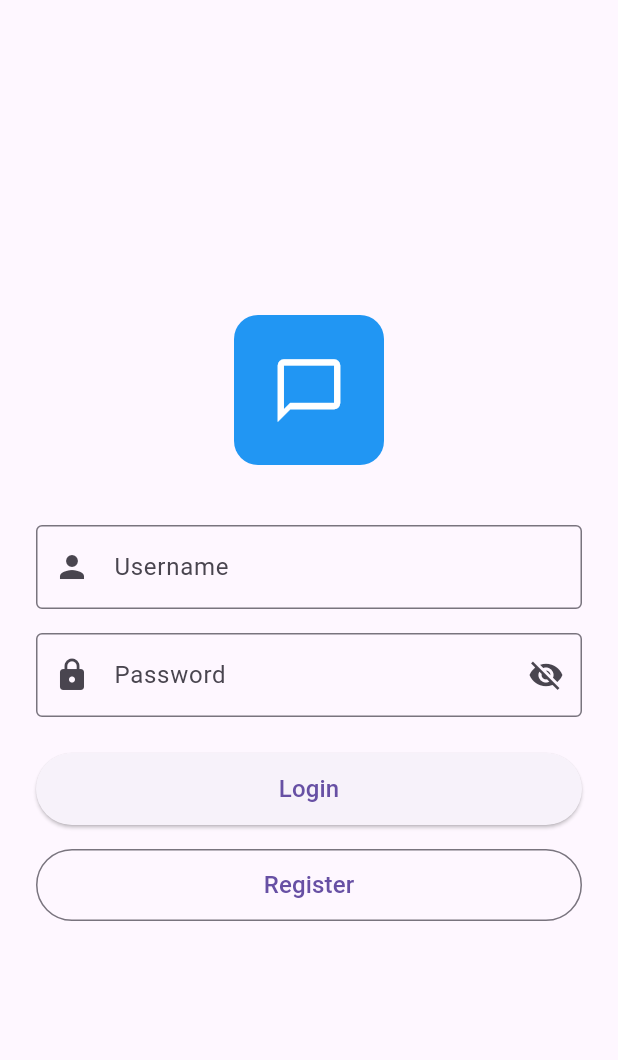
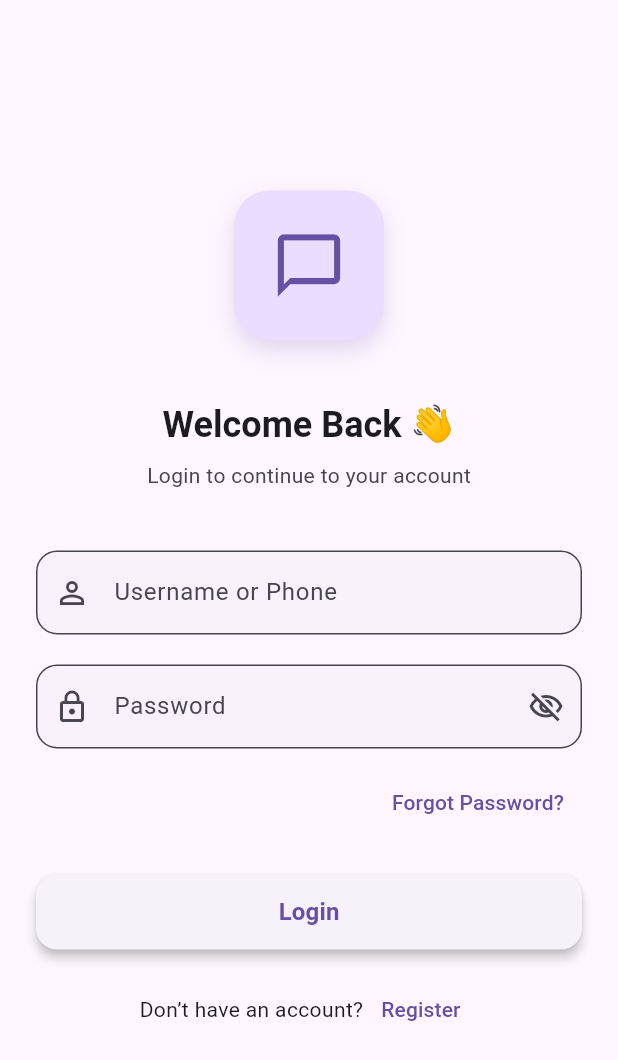
Before and after one commit to Tshewang2022/voice, a Flutter app: the screen it shows after launch, on a phone screen of 412 x 824 dp. Shown: the top 1060 px of the screen. Run offline on Flutter 3.47's test engine with Material 3 defaults, Android fonts, the phone set to English and light mode, and no system bars.

Commit message:
updated the code

```diff
--- a/frontend/lib/screens/auth/login.dart
+++ b/frontend/lib/screens/auth/login.dart
@@ -2,8 +2,6 @@ import 'package:flutter/material.dart';
 import 'package:http/http.dart' as http;
 import 'dart:convert';
 
-// localhost://3000/api/v1/login
-// it has the username(phone) and password
 class Login extends StatefulWidget {
   const Login({super.key});
 
@@ -12,191 +10,219 @@ class Login extends StatefulWidget {
 }
 
 class _LoginState extends State<Login> {
-  // Controllers to handle text input
   final TextEditingController _usernameController = TextEditingController();
   final TextEditingController _passwordController = TextEditingController();
 
-  // To toggle password visibility
   bool _obscurePassword = true;
-
-  // Loading state
   bool _isLoading = false;
 
   @override
   void dispose() {
-    // Clean up controllers when widget is disposed
     _usernameController.dispose();
     _passwordController.dispose();
     super.dispose();
   }
 
-  // Login API call
   Future<void> _handleLogin() async {
-    // Validate inputs
     if (_usernameController.text.isEmpty || _passwordController.text.isEmpty) {
       _showMessage('Please enter both username and password', isError: true);
       return;
     }
 
-    setState(() {
-      _isLoading = true;
-    });
+    setState(() => _isLoading = true);
 
     try {
       final response = await http.post(
         Uri.parse('http://localhost:3000/api/v1/login'),
-        headers: {
-          'Content-Type': 'application/json',
-        },
+        headers: {'Content-Type': 'application/json'},
         body: jsonEncode({
           'username': _usernameController.text,
           'password': _passwordController.text,
         }),
       );
 
-      setState(() {
-        _isLoading = false;
-      });
+      setState(() => _isLoading = false);
 
       if (response.statusCode == 200) {
-        // Login successful
         final data = jsonDecode(response.body);
         _showMessage('Login successful!');
-
-        // Handle successful login (e.g., save token, navigate to home)
-        print('Login successful: $data');
-
-        // Example: Navigate to home screen
         Navigator.pushReplacementNamed(context, '/home');
-
       } else {
-        // Login failed
         final error = jsonDecode(response.body);
         _showMessage(error['message'] ?? 'Login failed', isError: true);
       }
     } catch (e) {
-      setState(() {
-        _isLoading = false;
-      });
+      setState(() => _isLoading = false);
       _showMessage('Error: ${e.toString()}', isError: true);
-      print('Login error: $e');
     }
   }
 
-  // Show snackbar message
   void _showMessage(String message, {bool isError = false}) {
     ScaffoldMessenger.of(context).showSnackBar(
       SnackBar(
         content: Text(message),
-        backgroundColor: isError ? Colors.red : Colors.green,
-        duration: const Duration(seconds: 3),
+        backgroundColor: isError ? Colors.redAccent : Colors.green,
       ),
     );
   }
 
   @override
   Widget build(BuildContext context) {
+    final theme = Theme.of(context);
+
     return Scaffold(
+      backgroundColor: theme.colorScheme.surface,
       body: SafeArea(
-        child: Padding(
-          padding: const EdgeInsets.all(24.0),
+        child: Center(
+          child: SingleChildScrollView(
+            padding: const EdgeInsets.symmetric(horizontal: 24, vertical: 32),
             child: Column(
               mainAxisAlignment: MainAxisAlignment.center,
               children: [
-              // Logo in the middle
+                // App Logo or Icon
                 Container(
+                  height: 100,
                   width: 100,
-                height: 100,
                   decoration: BoxDecoration(
-                  color: Colors.blue,
-                  borderRadius: BorderRadius.circular(16),
+                    color: theme.colorScheme.primaryContainer,
+                    borderRadius: BorderRadius.circular(24),
+                    boxShadow: [
+                      BoxShadow(
+                        color: theme.colorScheme.primary.withOpacity(0.2),
+                        blurRadius: 12,
+                        offset: const Offset(0, 6),
                       ),
-                child: const Icon(
+                    ],
+                  ),
+                  child: Icon(
                     Icons.chat_bubble_outline,
                     size: 50,
-                  color: Colors.white,
+                    color: theme.colorScheme.primary,
                   ),
                 ),
                 const SizedBox(height: 40),
 
-              // Username TextField
+                // Title
+                Text(
+                  'Welcome Back 👋',
+                  style: theme.textTheme.headlineSmall?.copyWith(
+                    fontWeight: FontWeight.bold,
+                    color: theme.colorScheme.onSurface,
+                  ),
+                ),
+                const SizedBox(height: 8),
+
+                Text(
+                  'Login to continue to your account',
+                  style: theme.textTheme.bodyMedium?.copyWith(
+                    color: theme.colorScheme.onSurfaceVariant,
+                  ),
+                ),
+                const SizedBox(height: 40),
+
+                // Username Field
                 TextField(
                   controller: _usernameController,
                   enabled: !_isLoading,
-                decoration: const InputDecoration(
-                  labelText: 'Username',
-                  hintText: 'Enter your username',
-                  border: OutlineInputBorder(),
-                  prefixIcon: Icon(Icons.person),
+                  decoration: InputDecoration(
+                    labelText: 'Username or Phone',
+                    prefixIcon: const Icon(Icons.person_outline),
+                    border: OutlineInputBorder(
+                      borderRadius: BorderRadius.circular(14),
+                    ),
+                    filled: true,
+                    fillColor: theme.colorScheme.surfaceVariant.withOpacity(0.2),
                   ),
                 ),
-              const SizedBox(height: 16),
+                const SizedBox(height: 20),
 
-              // Password TextField
+                // Password Field
                 TextField(
                   controller: _passwordController,
                   obscureText: _obscurePassword,
                   enabled: !_isLoading,
                   decoration: InputDecoration(
                     labelText: 'Password',
-                  hintText: 'Enter your password',
-                  border: const OutlineInputBorder(),
-                  prefixIcon: const Icon(Icons.lock),
+                    prefixIcon: const Icon(Icons.lock_outline),
                     suffixIcon: IconButton(
                       icon: Icon(
-                      _obscurePassword ? Icons.visibility_off : Icons.visibility,
+                        _obscurePassword
+                            ? Icons.visibility_off_outlined
+                            : Icons.visibility_outlined,
                       ),
-                    onPressed: () {
-                      setState(() {
-                        _obscurePassword = !_obscurePassword;
-                      });
-                    },
+                      onPressed: () =>
+                          setState(() => _obscurePassword = !_obscurePassword),
+                    ),
+                    border: OutlineInputBorder(
+                      borderRadius: BorderRadius.circular(14),
+                    ),
+                    filled: true,
+                    fillColor: theme.colorScheme.surfaceVariant.withOpacity(0.2),
                   ),
                 ),
-                onSubmitted: (_) => _handleLogin(),
+                const SizedBox(height: 12),
+
+                // Forgot Password
+                Align(
+                  alignment: Alignment.centerRight,
+                  child: TextButton(
+                    onPressed: _isLoading ? null : () {},
+                    child: const Text('Forgot Password?'),
+                  ),
                 ),
                 const SizedBox(height: 24),
 
                 // Login Button
                 SizedBox(
                   width: double.infinity,
-                height: 48,
+                  height: 50,
                   child: ElevatedButton(
                     onPressed: _isLoading ? null : _handleLogin,
+                    style: ElevatedButton.styleFrom(
+                      shape: RoundedRectangleBorder(
+                        borderRadius: BorderRadius.circular(14),
+                      ),
+                      elevation: 3,
+                    ),
                     child: _isLoading
                         ? const SizedBox(
-                    height: 20,
-                    width: 20,
+                      height: 22,
+                      width: 22,
                       child: CircularProgressIndicator(
-                      strokeWidth: 2,
-                      valueColor: AlwaysStoppedAnimation<Color>(Colors.white),
+                        strokeWidth: 2.5,
+                        valueColor:
+                        AlwaysStoppedAnimation<Color>(Colors.white),
                       ),
                     )
                         : const Text(
                       'Login',
-                    style: TextStyle(fontSize: 16),
+                      style: TextStyle(
+                        fontSize: 16,
+                        fontWeight: FontWeight.w600,
+                      ),
                     ),
                   ),
                 ),
                 const SizedBox(height: 16),
 
-              // Register Button
-              SizedBox(
-                width: double.infinity,
-                height: 48,
-                child: OutlinedButton(
+                // Register Link
+                Row(
+                  mainAxisAlignment: MainAxisAlignment.center,
+                  children: [
+                    Text(
+                      'Don’t have an account?',
+                      style: theme.textTheme.bodyMedium,
+                    ),
+                    TextButton(
                       onPressed: _isLoading
                           ? null
-                      : () {
-                    Navigator.pushNamed(context, '/otp-request');
-                  },
-                  child: const Text(
-                    'Register',
-                    style: TextStyle(fontSize: 16),
-                  ),
-                ),
+                          : () => Navigator.pushNamed(context, '/otp-request'),
+                      child: const Text('Register'),
                     ),
                   ],
+                ),
+              ],
+            ),
           ),
         ),
       ),
--- a/frontend/lib/screens/auth/verifyOtp.dart
+++ b/frontend/lib/screens/auth/verifyOtp.dart
@@ -3,6 +3,7 @@ import 'package:http/http.dart' as http;
 import 'dart:convert';
 import 'register.dart';
 
+// the design is very clunky and its needs to be improved by any means
 class OtpVerification extends StatefulWidget {
   final String email;
   final String phone;
```
Lines whose indentation alone changed are shown as unchanged.
